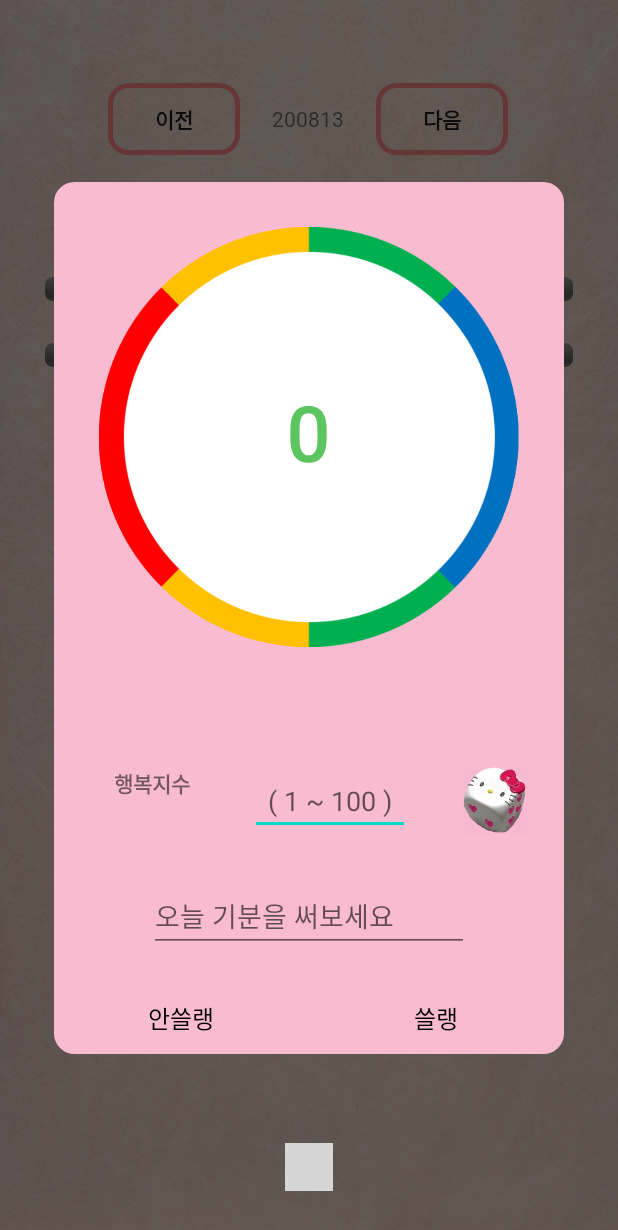
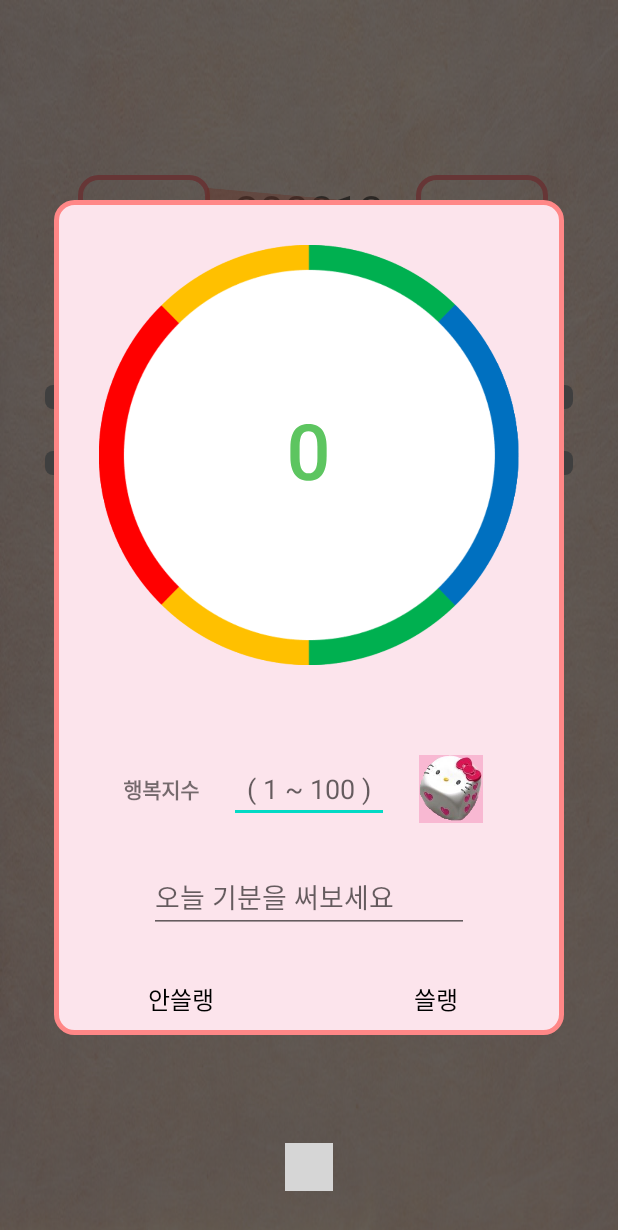
Before and after one commit to Heejeong01110/Mood-Diary, an Android app: the screen it shows after launch once a user with an empty profile is signed in (MainActivity), after a tap on "돌멩쓰 추가하기", on a phone screen of 412 x 824 dp. Shown: the top 1230 px of the screen. Run offline under Robolectric (Android 15) with nearby library versions, the phone set to English and light mode, and no system bars; our stand-ins replace Firebase (no records; nobody signed in at launch, a user with empty details on screens opened directly); plain views replace DotsIndicator; 1 statement that could not run was skipped; 2 other taps on this screen came first; grey boxes are pictures that could not be loaded.

Commit message:
main design

```diff
--- a/app/src/main/res/drawable/dialog_background.xml
+++ b/app/src/main/res/drawable/dialog_background.xml
@@ -4,7 +4,7 @@
     android:shape="rectangle"
     >
     <solid android:color="@color/dialogback"/>
-    <stroke android:color="@color/dialogback"
+    <stroke android:color="@color/colorPrimaryDark"
         android:width="5px"/>
     <corners
         android:bottomLeftRadius="12dp"
--- a/app/src/main/res/drawable/progressbar.xml
+++ b/app/src/main/res/drawable/progressbar.xml
@@ -4,11 +4,12 @@
     <item android:id="@+id/progress_background">
         <shape>
             <corners android:radius="5dip" />
+            <!--배경-->
             <gradient
-                android:startColor="#ff9d9e9d"
-                android:centerColor="#ff5a5d5a"
+                android:startColor="@color/progressBack"
+                android:centerColor="@color/progressBack"
                 android:centerY="0.75"
-                android:endColor="#ff747674"
+                android:endColor="@color/progressBack"
                 android:angle="270"
                 />
         </shape>
@@ -18,11 +19,12 @@
         <clip>
             <shape>
                 <corners android:radius="5dip" />
+                <!--2번째-->
                 <gradient
-                    android:startColor="#80ff171d"
-                    android:centerColor="#80ff1315"
+                    android:startColor="@color/progressTwo"
+                    android:centerColor="@color/progressTwo"
                     android:centerY="0.75"
-                    android:endColor="#a0ff0208"
+                    android:endColor="@color/progressTwo"
                     android:angle="270"
                     />
             </shape>
@@ -33,11 +35,12 @@
         <clip>
             <shape>
                 <corners android:radius="5dip" />
+                <!--1번째-->
                 <gradient
-                    android:startColor="#7d2afdff"
-                    android:centerColor="#ff2afdff"
+                    android:startColor="@color/progressOne"
+                    android:centerColor="@color/progressOne"
                     android:centerY="0.75"
-                    android:endColor="#ff22b9ba"
+                    android:endColor="@color/progressOne"
                     android:angle="270"
                     />
             </shape>
--- a/app/src/main/res/drawable/progressbar2.xml
+++ b/app/src/main/res/drawable/progressbar2.xml
@@ -19,10 +19,10 @@
             <shape>
                 <corners android:radius="5dip" />
                 <gradient
-                    android:startColor="#12E4FF"
-                    android:centerColor="#17E5FF"
+                    android:startColor="@color/progressOne"
+                    android:centerColor="@color/progressOne"
                     android:centerY="0.75"
-                    android:endColor="#00E2FF"
+                    android:endColor="@color/progressOne"
                     android:angle="270"
                     />
             </shape>
@@ -34,10 +34,10 @@
             <shape>
                 <corners android:radius="5dip" />
                 <gradient
-                    android:startColor="#A1231B"
-                    android:centerColor="#FF3F31"
+                    android:startColor="@color/progressTwo"
+                    android:centerColor="@color/progressTwo"
                     android:centerY="0.75"
-                    android:endColor="#C33025"
+                    android:endColor="@color/progressTwo"
                     android:angle="270"
                     />
             </shape>
--- a/app/src/main/res/layout/dialog_diary.xml
+++ b/app/src/main/res/layout/dialog_diary.xml
@@ -50,52 +50,52 @@
         app:layout_constraintStart_toStartOf="parent"
         app:layout_constraintTop_toBottomOf="@+id/LinearDraw">
 
+
         <TextView
             android:id="@+id/textView"
             android:layout_width="wrap_content"
             android:layout_height="wrap_content"
-            android:layout_marginLeft="40sp"
-            android:layout_marginTop="50dp"
+            android:layout_marginEnd="20dp"
             android:text="행복지수"
             android:textStyle="bold"
-            app:layout_constraintStart_toStartOf="parent"
-            app:layout_constraintTop_toTopOf="parent" />
-
+            app:layout_constraintBottom_toBottomOf="@+id/ddEdHl"
+            app:layout_constraintEnd_toStartOf="@+id/ddEdHl"
+            app:layout_constraintTop_toTopOf="@+id/ddEdHl" />
 
         <EditText
             android:id="@+id/ddEdHl"
             android:layout_width="wrap_content"
             android:layout_height="wrap_content"
-            android:layout_marginStart="40dp"
-            android:layout_marginTop="50dp"
+            android:layout_marginTop="30dp"
             android:ems="5"
             android:gravity="center"
             android:hint="( 1 ~ 100 )"
             android:inputType="phone|number"
             android:maxLength="3"
-            app:layout_constraintStart_toEndOf="@+id/textView"
+            app:layout_constraintEnd_toEndOf="parent"
+            app:layout_constraintStart_toStartOf="parent"
             app:layout_constraintTop_toTopOf="parent" />
 
         <ImageButton
             android:id="@+id/ddBtnDice"
             android:layout_width="wrap_content"
             android:layout_height="wrap_content"
-            android:layout_marginStart="35dp"
-            android:layout_marginTop="50dp"
+            android:layout_marginStart="20dp"
             android:adjustViewBounds="true"
             android:maxWidth="45dp"
             android:maxHeight="45dp"
             android:padding="0sp"
             android:scaleType="centerCrop"
             android:src="@drawable/dice"
+            app:layout_constraintBottom_toBottomOf="@+id/ddEdHl"
             app:layout_constraintStart_toEndOf="@+id/ddEdHl"
-            app:layout_constraintTop_toTopOf="parent" />
+            app:layout_constraintTop_toTopOf="@+id/ddEdHl" />
 
         <EditText
             android:id="@+id/ddEdDiary"
             android:layout_width="wrap_content"
             android:layout_height="wrap_content"
-            android:layout_marginTop="30dp"
+            android:layout_marginTop="25dp"
             android:ems="10"
             android:hint="오늘 기분을 써보세요"
             android:inputType="textPersonName"
--- a/app/src/main/res/layout/fragment_main.xml
+++ b/app/src/main/res/layout/fragment_main.xml
@@ -10,10 +10,10 @@
         android:id="@+id/mainTvDate"
         android:layout_width="wrap_content"
         android:layout_height="wrap_content"
-        android:layout_marginTop="69dp"
-        android:text="7/23"
+        android:layout_marginTop="120dp"
+        android:text="07월 23일"
+        android:textSize="30sp"
         app:layout_constraintEnd_toEndOf="parent"
-        app:layout_constraintHorizontal_bias="0.498"
         app:layout_constraintStart_toStartOf="parent"
         app:layout_constraintTop_toTopOf="parent" />
 
@@ -21,26 +21,25 @@
         android:id="@+id/mainBtnPre"
         android:layout_width="wrap_content"
         android:layout_height="wrap_content"
-        android:layout_marginTop="55dp"
-        android:layout_marginEnd="21dp"
+        android:layout_marginEnd="16dp"
+        android:background="@drawable/button_background"
         android:text="이전"
         android:textStyle="bold"
-        android:background="@drawable/button_background"
+        app:layout_constraintBottom_toBottomOf="@+id/mainTvDate"
         app:layout_constraintEnd_toStartOf="@+id/mainTvDate"
-        app:layout_constraintTop_toTopOf="parent"
-        />
+        app:layout_constraintTop_toTopOf="@+id/mainTvDate" />
 
     <Button
         android:id="@+id/mainBtnNext"
         android:layout_width="wrap_content"
         android:layout_height="wrap_content"
         android:layout_marginStart="21dp"
-        android:layout_marginTop="55dp"
+        android:background="@drawable/button_background"
         android:text="다음"
         android:textStyle="bold"
-        android:background="@drawable/button_background"
+        app:layout_constraintBottom_toBottomOf="@+id/mainTvDate"
         app:layout_constraintStart_toEndOf="@+id/mainTvDate"
-        app:layout_constraintTop_toTopOf="parent" />
+        app:layout_constraintTop_toTopOf="@+id/mainTvDate" />
 
     <ProgressBar
         android:id="@+id/mainPbMgoal"
@@ -117,34 +116,40 @@
         app:layout_constraintStart_toStartOf="parent"
         app:layout_constraintTop_toBottomOf="@+id/mainPbDgoal" />
 
-    <TextView
-        android:id="@+id/mainTvHappy"
-        android:layout_width="wrap_content"
-        android:layout_height="wrap_content"
-        android:layout_marginStart="50dp"
-        android:layout_marginTop="273dp"
-        android:text="행복"
-        app:layout_constraintStart_toStartOf="parent"
-        app:layout_constraintTop_toTopOf="parent" />
-
     <Button
         android:id="@+id/mainBtnHappy"
         android:layout_width="wrap_content"
         android:layout_height="wrap_content"
         android:layout_marginStart="10dp"
+        android:layout_marginTop="52dp"
+        android:background="@drawable/button_background"
+        android:ems="8"
         android:text="돌멩쓰 추가하기"
-        android:ems="8"
-        android:background="@drawable/button_background"
-        app:layout_constraintStart_toEndOf="@id/mainTvHappy"
-        app:layout_constraintBaseline_toBaselineOf="@+id/mainTvHappy"
-        app:layout_constraintTop_toTopOf="@+id/mainTvHappy" />
+        app:layout_constraintEnd_toEndOf="parent"
+        app:layout_constraintHorizontal_bias="0.481"
+        app:layout_constraintStart_toStartOf="parent"
+        app:layout_constraintTop_toBottomOf="@+id/mainPbDay" />
 
     <GridLayout
         android:id="@+id/mainGrid"
         android:layout_width="match_parent"
         android:layout_height="wrap_content"
+        android:layout_marginTop="24dp"
         android:columnCount="5"
         android:padding="64px"
-        app:layout_constraintTop_toBottomOf="@id/mainBtnHappy"/>
+        app:layout_constraintEnd_toEndOf="parent"
+        app:layout_constraintHorizontal_bias="0.0"
+        app:layout_constraintStart_toStartOf="parent"
+        app:layout_constraintTop_toBottomOf="@id/mainBtnHappy" />
+
+    <ImageView
+        android:id="@+id/imageView2"
+        android:layout_width="145dp"
+        android:layout_height="48dp"
+        android:layout_marginTop="120dp"
+        app:layout_constraintEnd_toEndOf="parent"
+        app:layout_constraintStart_toStartOf="parent"
+        app:layout_constraintTop_toTopOf="parent"
+        app:srcCompat="@drawable/textline" />
 
 </androidx.constraintlayout.widget.ConstraintLayout>
--- a/app/src/main/res/layout/fragment_month.xml
+++ b/app/src/main/res/layout/fragment_month.xml
@@ -13,8 +13,11 @@
         android:layout_height="wrap_content"
         android:paddingLeft="36dp"
         android:paddingTop="64dp"
+        app:layout_constraintEnd_toEndOf="parent"
+        app:layout_constraintHorizontal_bias="0.0"
         app:layout_constraintLeft_toLeftOf="parent"
         app:layout_constraintRight_toRightOf="parent"
+        app:layout_constraintStart_toStartOf="parent"
         app:layout_constraintTop_toTopOf="parent">
 
         <TextView
@@ -22,12 +25,12 @@
             android:layout_width="wrap_content"
             android:layout_height="wrap_content"
             android:paddingStart="16dp"
-            android:text="n년"
+            android:text="2020년"
             android:textSize="25sp"
             android:textStyle="bold"
-            app:layout_constraintTop_toTopOf="parent"
+            app:layout_constraintBottom_toTopOf="@id/tvOutputMonth"
             app:layout_constraintLeft_toLeftOf="parent"
-            app:layout_constraintBottom_toTopOf="@id/tvOutputMonth" />
+            app:layout_constraintTop_toTopOf="parent" />
 
         <androidx.appcompat.widget.AppCompatImageButton
             android:id="@+id/monthPreviousButton"
@@ -60,7 +63,7 @@
             android:id="@+id/tvOutputMonth"
             android:layout_width="wrap_content"
             android:layout_height="wrap_content"
-            android:text="n월"
+            android:text="08월"
             android:textSize="20sp"
             app:layout_constraintBottom_toBottomOf="parent"
             app:layout_constraintRight_toLeftOf="@id/monthTv" />
@@ -71,8 +74,12 @@
         android:id="@+id/monthGrid"
         android:layout_width="match_parent"
         android:layout_height="wrap_content"
+        android:layout_marginTop="20dp"
         android:columnCount="5"
         android:padding="64px"
+        app:layout_constraintEnd_toEndOf="parent"
+        app:layout_constraintHorizontal_bias="1.0"
+        app:layout_constraintStart_toStartOf="parent"
         app:layout_constraintTop_toBottomOf="@id/monthConstraintLayout" />
 
 
--- a/app/src/main/res/values/colors.xml
+++ b/app/src/main/res/values/colors.xml
@@ -4,5 +4,8 @@
     <color name="colorPrimaryDark">#FF8787</color>
     <color name="colorAccent">#03DAC5</color>
     <color name="transparent">#00000000</color>
-    <color name="dialogback">#f8bbd0</color>
+    <color name="dialogback">#fce4ec</color>
+    <color name="progressOne">#e1bee7</color>
+    <color name="progressTwo">#558b2f</color>
+    <color name="progressBack">#9e9e9e</color>
 </resources>
```
Also changed, not shown: app/src/main/res/drawable/textline.png (added).
